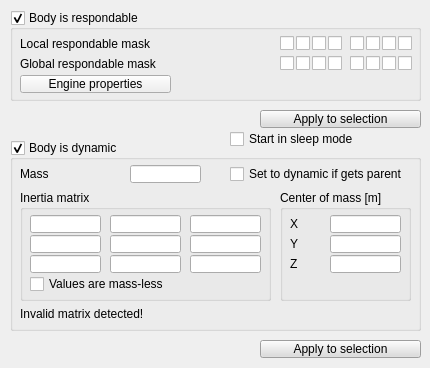
Before: the Qt Designer form ui/qdlgshapedyn.ui in CoppeliaRobotics/coppeliaSimLib, drawn with Qt 5.
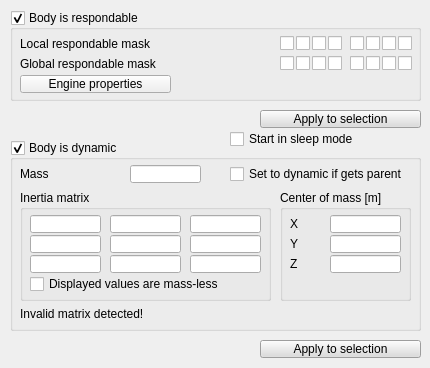
After: the same form once the commit is applied.

Commit message: sim.getQuaternionInverse

What changed in the file:
```diff
--- a/ui/qdlgshapedyn.ui
+++ b/ui/qdlgshapedyn.ui
@@ -398,7 +398,7 @@
       <enum>Qt::StrongFocus</enum>
      </property>
      <property name="text">
-      <string>Values are mass-less</string>
+      <string>Displayed values are mass-less</string>
      </property>
     </widget>
     <widget class="QLineEdit" name="qqI21">
```
The commit also changes 2 other files.
